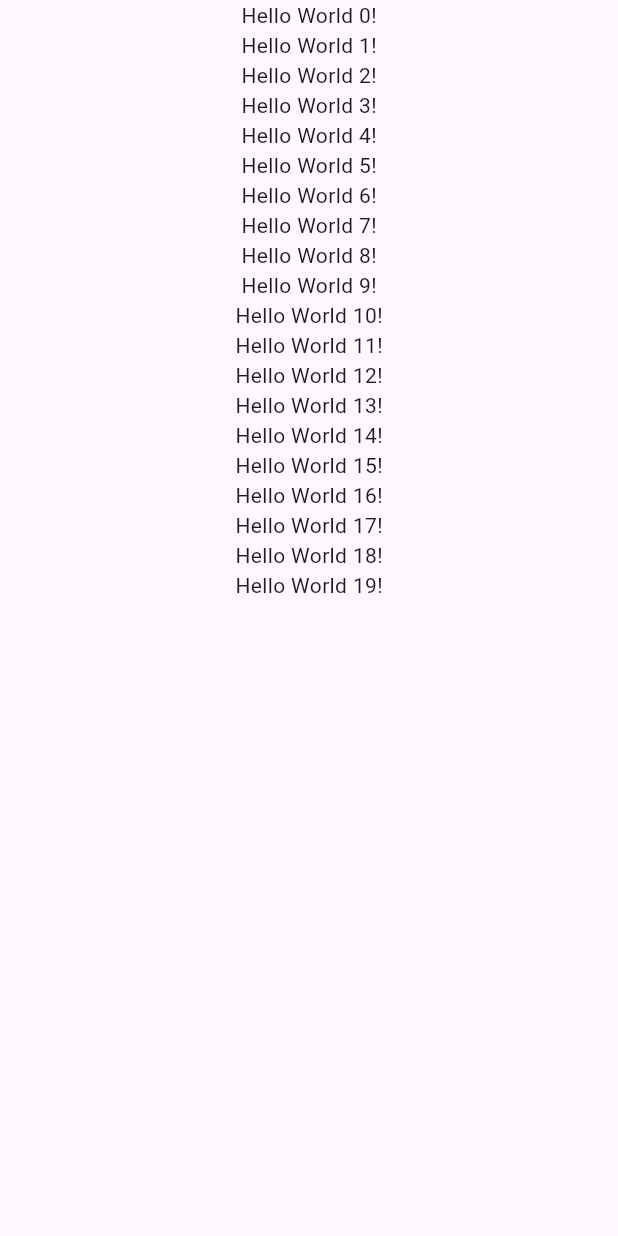
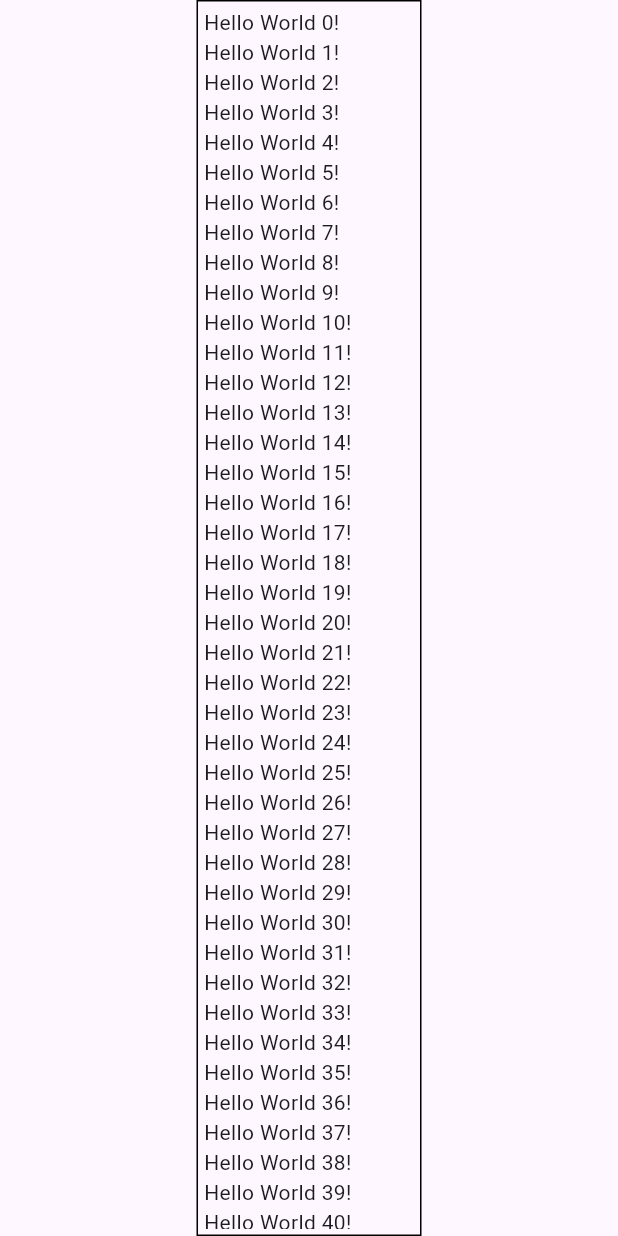
Before and after one commit to haplav/flutter_infinite_list_view, a Flutter app: the screen it shows after launch, on a phone screen of 412 x 824 dp. Run offline on Flutter 3.47's test engine with Material 3 defaults, Android fonts, the phone set to English and light mode, and no system bars.

Commit message:
Column -> ListView; wrap into decorated Container

```diff
--- a/lib/main.dart
+++ b/lib/main.dart
@@ -9,15 +9,24 @@ class MainApp extends StatelessWidget {
 
   @override
   Widget build(BuildContext context) {
-    var integers = Iterable<int>.generate(20);
+    var integers = Iterable<int>.generate(50);
 
     return MaterialApp(
       home: Scaffold(
         body: Center(
-          child: Column(
-            children: integers
-                .map((i) => Text('Hello World $i!'))
-                .toList(growable: false),
+          child: Container(
+            decoration: BoxDecoration(
+              border: Border.all(
+                color: Colors.black,
+              ),
+            ),
+            padding: const EdgeInsets.all(4),
+            width: 150,
+            child: ListView(
+              children: integers
+                  .map((i) => Text('Hello World $i!'))
+                  .toList(growable: false),
+            ),
           ),
         ),
       ),
```
